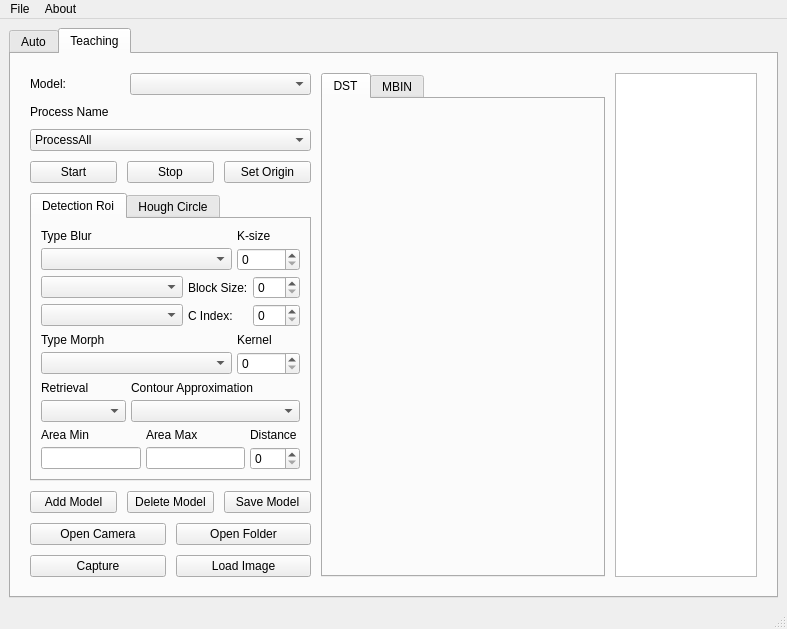
First picture: the form in src/gui/MainWindowUI.ui, repository vananh2606/VisionProcessingImage, before the edit.
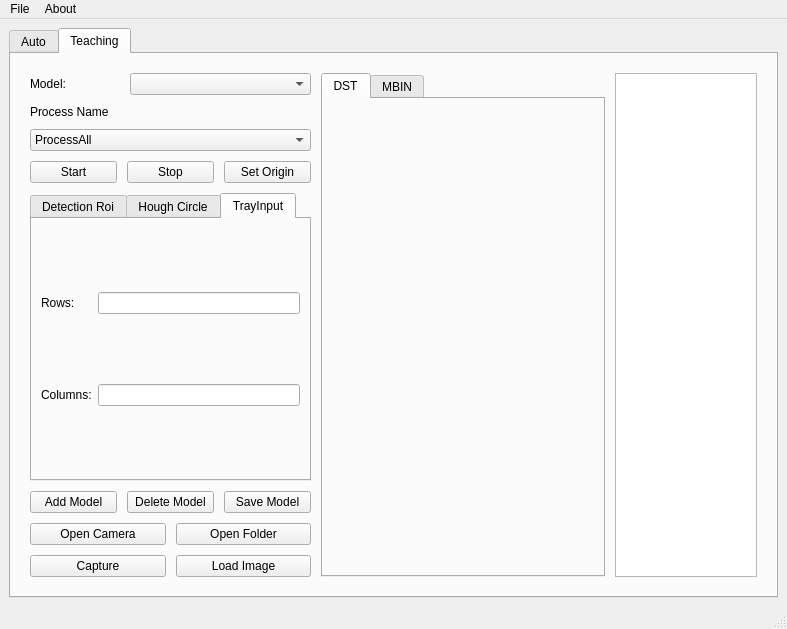
Second picture: the form after the edit. The open tabs and pages were chosen to show the change.

Commit message: Add Tray Input

Patch:
```diff
--- a/src/gui/MainWindowUI.ui
+++ b/src/gui/MainWindowUI.ui
@@ -542,6 +542,33 @@
                 </item>
                </layout>
               </widget>
+              <widget class="QWidget" name="TrayInput">
+               <attribute name="title">
+                <string>TrayInput</string>
+               </attribute>
+               <layout class="QGridLayout" name="gridLayout_3">
+                <item row="0" column="0">
+                 <widget class="QLabel" name="label_rows">
+                  <property name="text">
+                   <string>Rows:</string>
+                  </property>
+                 </widget>
+                </item>
+                <item row="0" column="1">
+                 <widget class="QLineEdit" name="line_rows"/>
+                </item>
+                <item row="1" column="0">
+                 <widget class="QLabel" name="label_colums">
+                  <property name="text">
+                   <string>Columns:</string>
+                  </property>
+                 </widget>
+                </item>
+                <item row="1" column="1">
+                 <widget class="QLineEdit" name="line_columns"/>
+                </item>
+               </layout>
+              </widget>
              </widget>
             </item>
             <item>
```
Left out of the diff: 2 changed lines with no effect on the pictures. The commit also changes 7 other files.
